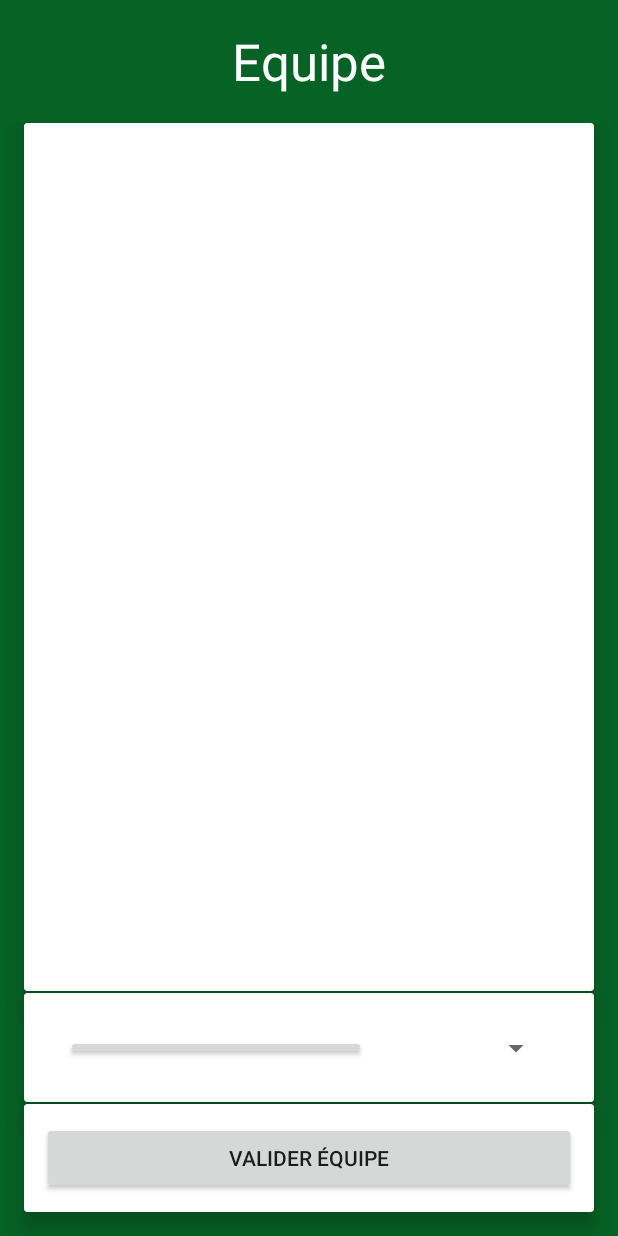
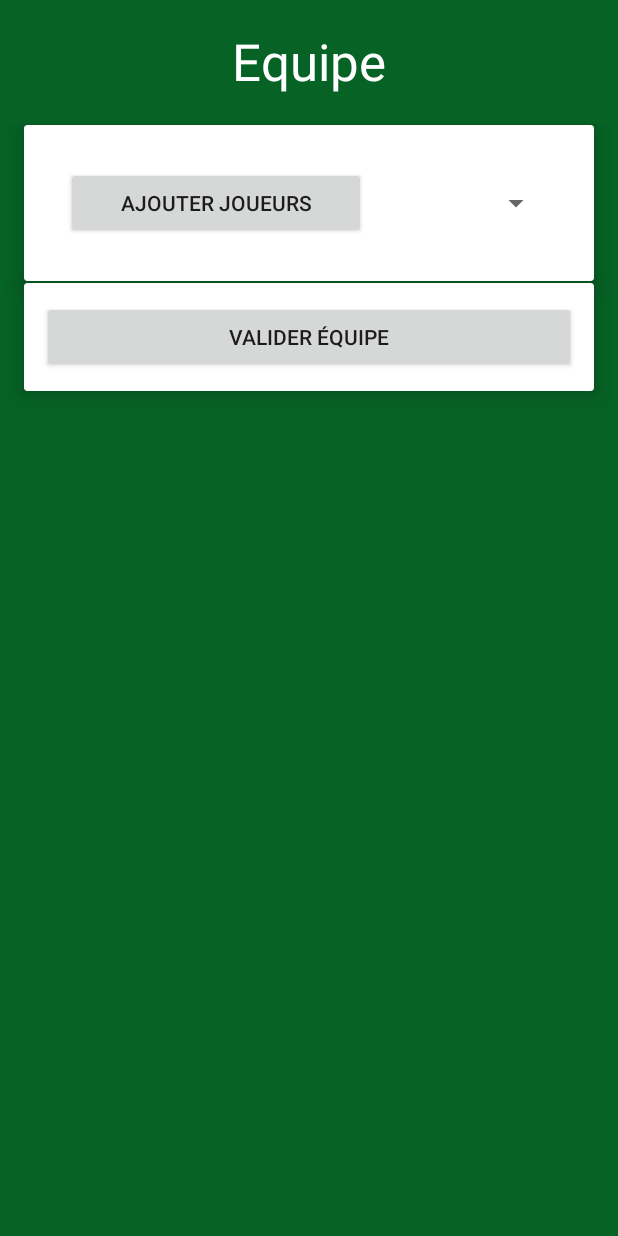
Before and after one commit to RallStack/US_Football, an Android app: the EquipeListActivity screen opened directly, with no data from a screen before it, on a phone screen of 412 x 824 dp. Run offline under Robolectric (Android 15) with nearby library versions, the phone set to English and light mode, and no system bars; 1 statement that could not run was skipped.

Commit message:
résolution problèmessss

```diff
--- a/app/src/main/java/net/cs2i/us_football/Equipe.java
+++ b/app/src/main/java/net/cs2i/us_football/Equipe.java
@@ -6,6 +6,7 @@ import org.xmlpull.v1.XmlPullParser;
 import org.xmlpull.v1.XmlPullParserException;
 
 import java.io.IOException;
+import java.io.StringReader;
 import java.util.ArrayList;
 import java.util.Hashtable;
 import java.util.List;
@@ -34,12 +35,15 @@ public class Equipe {
         xmlHandler.CreateXmlFile(context, filename, options);
     }
 
-    private ArrayList getList(Context context) throws IOException, XmlPullParserException {
+    private ArrayList getList(Context context, String tag) throws IOException, XmlPullParserException {
         XmlPullParser pullParser = xmlHandler.readXML(context, filename);
 
         ArrayList<Equipe> equipe = new ArrayList<>();
+
         int eventType = pullParser.getEventType();
         Equipe currentPlayer = null;
+
+        boolean getPlayer = false;
 
         while (eventType != XmlPullParser.END_DOCUMENT){
             String eltName = null;
@@ -48,6 +52,15 @@ public class Equipe {
                 case XmlPullParser.START_TAG:
                     eltName = pullParser.getName();
 
+                    if (eltName.matches("equipe-.*")){
+                        if (("equipe-"+tag).equals(eltName)){
+                            getPlayer = true;
+                        } else{
+                            getPlayer = false;
+                        }
+                    }
+
+                    if (getPlayer){
                         if ("player".equals(eltName)){
                             currentPlayer = new Equipe();
                             equipe.add(currentPlayer);
@@ -56,9 +69,7 @@ public class Equipe {
                                 case "name":
                                     currentPlayer.name = pullParser.nextText();
                                     break;
-                            /*case "post":
-                                currentPlayer.post = pullParser.nextText();
-                                break;*/
+                            }
                         }
                     }
                     break;
@@ -70,9 +81,7 @@ public class Equipe {
         return equipe;
     }
 
-    public void addEquipeToXml(Context context, List<ElementList> players){
-        this.type = "attaque";
-
+    public void addEquipeToXml(Context context, List<ElementList> players, String type){
         String data =
                 "<equipe-"+this.type+">";
 
@@ -88,10 +97,10 @@ public class Equipe {
         xmlHandler.writeXML(context, data, filename, "equipe-"+this.type);
     }
 
-    public List<ElementList> generateList(Context context) throws IOException, XmlPullParserException {
+    public List<ElementList> generateList(Context context, String tag) throws IOException, XmlPullParserException {
         ArrayList<Equipe> equipes = null;
         try{
-            equipes = this.getList(context);
+            equipes = this.getList(context, tag);
         } catch (IOException e){
 
         }
--- a/app/src/main/java/net/cs2i/us_football/EquipeListActivity.java
+++ b/app/src/main/java/net/cs2i/us_football/EquipeListActivity.java
@@ -31,6 +31,8 @@ public class EquipeListActivity extends Activity implements View.OnClickListener
     List<String> playerList;
     List<ElementList> elementLists;
 
+    String tag;
+
     @Override
     public void onCreate(Bundle savedInstanceState){
         super.onCreate(savedInstanceState);
@@ -51,6 +53,10 @@ public class EquipeListActivity extends Activity implements View.OnClickListener
 
         validerEquipe=(Button)this.findViewById(R.id.btn_valider_equipe);
         validerEquipe.setOnClickListener(this);
+
+        Bundle b = getIntent().getExtras();
+        if(b != null)
+            this.tag = b.getString("tag");
 
         Equipe.createEquipeFile(this);
 
@@ -98,7 +104,7 @@ public class EquipeListActivity extends Activity implements View.OnClickListener
     }
 
     private void validateTeam(){
-        Equipe.addEquipeToXml(EquipeListActivity.this, elementLists);
+        Equipe.addEquipeToXml(EquipeListActivity.this, elementLists, this.tag);
 
         finish();
     }
@@ -107,7 +113,7 @@ public class EquipeListActivity extends Activity implements View.OnClickListener
         List<ElementList> elementLists = null;
 
         try {
-            elementLists = Equipe.generateList(this);
+            elementLists = Equipe.generateList(this, this.tag);
             ListAdapter adapter = new ListAdapter(this, elementLists);
             equipeList.setAdapter(adapter);
         }
--- a/app/src/main/java/net/cs2i/us_football/XmlHandler.java
+++ b/app/src/main/java/net/cs2i/us_football/XmlHandler.java
@@ -140,6 +140,7 @@ public class XmlHandler {
                 e.printStackTrace();
             }
         }
+
         return sb.toString();
     }
 }
--- a/app/src/main/res/layout/activity_equipe_list.xml
+++ b/app/src/main/res/layout/activity_equipe_list.xml
@@ -34,9 +34,14 @@
         android:layout_width="match_parent"
         android:layout_height="0dp">
 
+        <LinearLayout
+            android:layout_width="match_parent"
+            android:layout_height="wrap_content"
+            android:orientation="vertical">
+
             <android.support.v7.widget.CardView
-            android:layout_width="0dp"
-            android:layout_height="0dp"
+                android:layout_width="match_parent"
+                android:layout_height="wrap_content"
                 android:layout_columnWeight="1"
                 android:layout_rowWeight="80"
                 android:layout_marginBottom="1dp"
@@ -56,8 +61,8 @@
             </android.support.v7.widget.CardView>
 
             <android.support.v7.widget.CardView
-            android:layout_width="0dp"
-            android:layout_height="0dp"
+                android:layout_width="match_parent"
+                android:layout_height="wrap_content"
                 android:layout_columnWeight="1"
                 android:layout_rowWeight="10"
                 android:layout_marginBottom="1dp"
@@ -94,8 +99,8 @@
             </android.support.v7.widget.CardView>
 
             <android.support.v7.widget.CardView
-            android:layout_width="0dp"
-            android:layout_height="0dp"
+                android:layout_width="match_parent"
+                android:layout_height="wrap_content"
                 android:layout_columnWeight="1"
                 android:layout_rowWeight="10"
                 android:layout_marginBottom="16dp"
@@ -113,5 +118,7 @@
 
             </android.support.v7.widget.CardView>
 
+        </LinearLayout>
+
     </GridLayout>
 </LinearLayout>
```
Also changed, not shown: app/src/main/java/net/cs2i/us_football/EquipeActivity.java (+17 -0 lines), app/src/main/java/net/cs2i/us_football/Equipes.java (added, +20 -0 lines), app/src/main/res/layout/activity_equipes.xml (+8 -8 lines), app/src/main/res/layout/activity_strategies.xml (+8 -8 lines), app/src/main/res/layout/content_main.xml (+39 -38 lines). Lines whose indentation alone changed are shown as unchanged.
